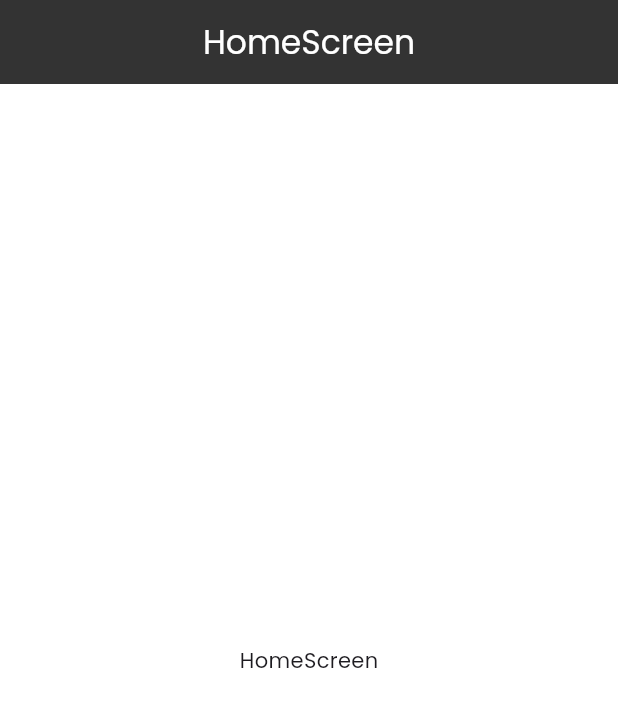
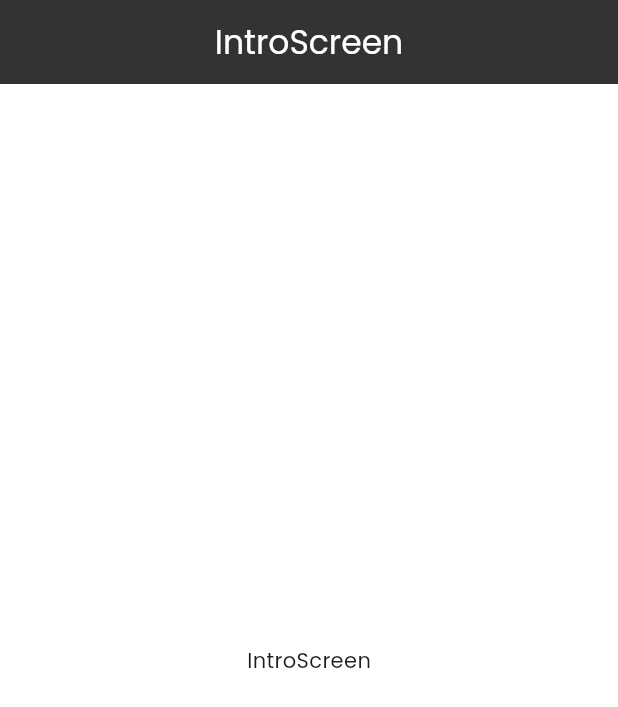
Before and after one commit to jgarzon26/beco-coffee, a Flutter app: the screen it shows after launch, on a phone screen of 412 x 824 dp. Shown: the top 707 px of the screen. Run offline on Flutter 3.47's test engine with Material 3 defaults, Android fonts, the phone set to English and light mode, and no system bars; our stand-ins replace go_router, google_fonts.

Commit message:
init screen

```diff
--- /dev/null
+++ b/lib/intro/intro_screen.dart
@@ -0,0 +1,22 @@
+import 'package:flutter/material.dart';
+
+class IntroScreen extends StatefulWidget {
+  const IntroScreen({super.key});
+
+  @override
+  State<IntroScreen> createState() => _IntroScreenState();
+}
+
+class _IntroScreenState extends State<IntroScreen> {
+  @override
+  Widget build(BuildContext context) {
+    return Scaffold(
+      appBar: AppBar(
+        title: const Text('IntroScreen'),
+      ),
+      body: const Center(
+        child: Text('IntroScreen'),
+      ),
+    );
+  }
+}
--- a/lib/main.dart
+++ b/lib/main.dart
@@ -1,4 +1,5 @@
 import 'package:beco_coffee/home/view/home_screen.dart';
+import 'package:beco_coffee/intro/intro_screen.dart';
 import 'package:beco_coffee/theme/theme.dart';
 import 'package:flutter/material.dart';
 import 'package:go_router/go_router.dart';
@@ -21,8 +22,13 @@
 }
 
 final routes = GoRouter(
-  initialLocation: '/',
+  initialLocation: '/intro',
   routes: [
+    GoRoute(
+      name: 'intro',
+      path: '/intro',
+      builder: (context, state) => const IntroScreen(),
+    ),
     GoRoute(
       name: 'home',
       path: '/',
--- a/pubspec.yaml
+++ b/pubspec.yaml
@@ -53,6 +53,9 @@ assets:
   - assets/img/logo/logo_1.png
   - assets/img/logo/logo_2.png
   - assets/img/auth_background.jpg
+  - assets/img/intro/intro_1.jpg
+  - assets/img/intro/intro_2.jpg
+  - assets/img/intro/intro_3.jpg
 
 # An image asset can refer to one or more resolution-specific "variants", see
 # https://flutter.dev/to/resolution-aware-images
```
Also changed, not shown: assets/img/intro/intro_1.jpg (added), assets/img/intro/intro_2.jpg (added), assets/img/intro/intro_3.jpg (added).
